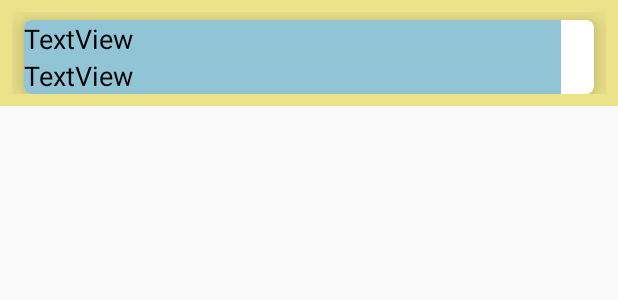
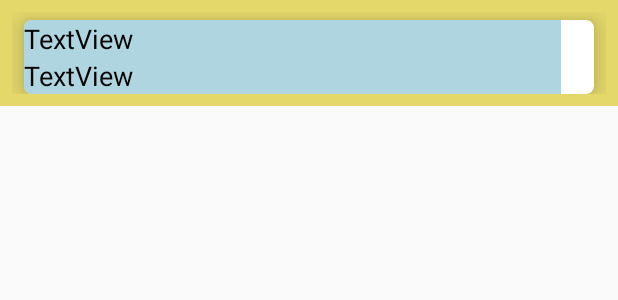
Before and after one commit to Alphonso74/Fantasy-Fanatics, an Android app: the layout score_list.xml on its own in the app's theme, with its tools: preview values and no code run, on a phone screen of 412 x 824 dp. Shown: the top 300 px of the screen. Run offline under Robolectric (Android 15) with nearby library versions, the phone set to English and light mode, and no system bars; Roboto replaces fonts that are not available here.

Commit message:
Modified Scores.java with dark mode

```diff
--- a/app/src/main/res/layout/activity_scores.xml
+++ b/app/src/main/res/layout/activity_scores.xml
@@ -3,8 +3,7 @@
     xmlns:app="http://schemas.android.com/apk/res-auto"
     xmlns:tools="http://schemas.android.com/tools"
     android:layout_width="match_parent"
-    android:layout_height="wrap_content"
-    android:background="#ECE28A">
+    android:layout_height="wrap_content">
 
 
     <androidx.recyclerview.widget.RecyclerView
--- a/app/src/main/res/layout/score_list.xml
+++ b/app/src/main/res/layout/score_list.xml
@@ -4,8 +4,7 @@
     xmlns:tools="http://schemas.android.com/tools"
     android:layout_width="match_parent"
     android:layout_height="wrap_content"
-    android:background="@color/primaryTitleColorNight"
-    android:backgroundTint="#ECE28A"
+    android:background="#E4D86B"
     android:padding="8dp">
 
     <androidx.cardview.widget.CardView
@@ -16,7 +15,6 @@
         android:layout_marginStart="8dp"
         android:layout_marginTop="5dp"
         android:layout_marginEnd="8dp"
-        android:background="#EF9292"
         app:cardCornerRadius="5dp"
         app:cardElevation="10dp"
         app:layout_constraintEnd_toEndOf="parent"
@@ -26,7 +24,7 @@
         <LinearLayout
             android:layout_width="358dp"
             android:layout_height="wrap_content"
-            android:background="#91C5D5"
+            android:background="#AFD5E1"
             android:orientation="vertical"
             android:weightSum="10">
 
```
Also changed, not shown: app/src/main/java/psu/ajm6684/myapplication/Scores.java (+57 -2 lines), 1 other file.
